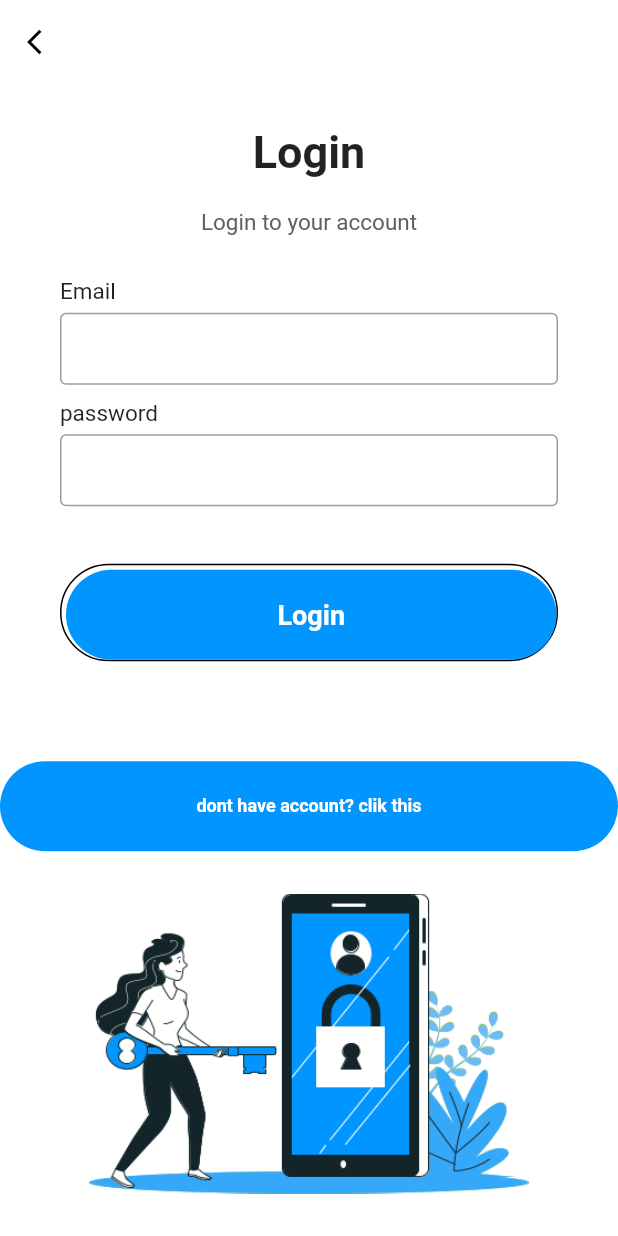
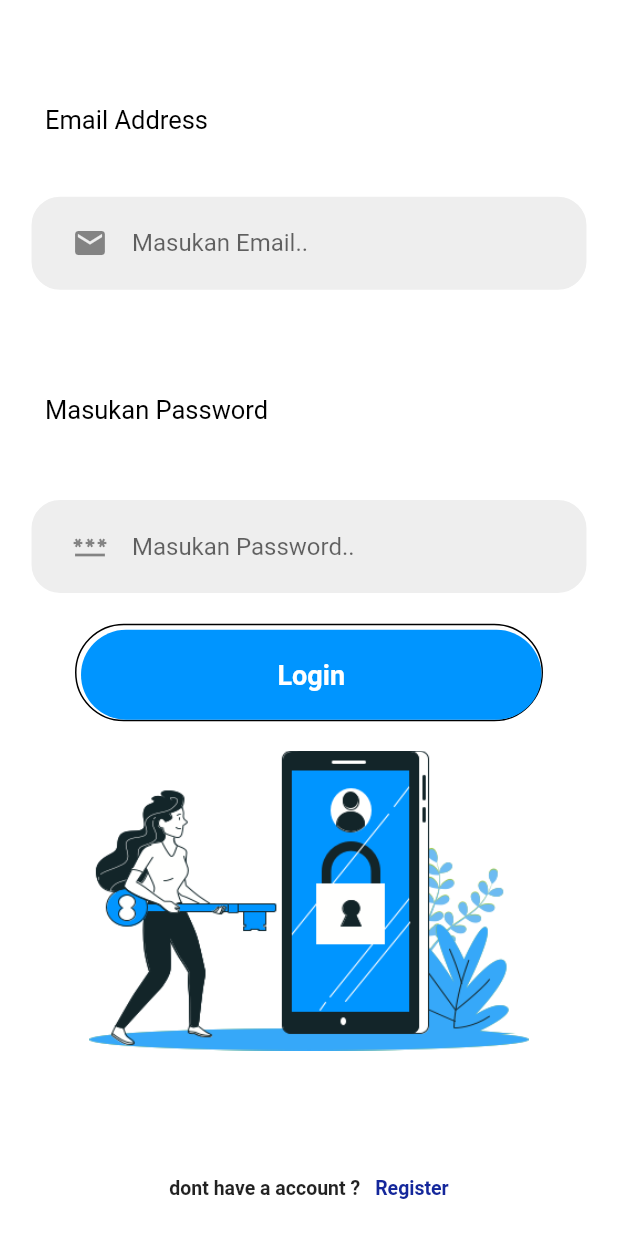
Before and after one commit to satria1cahyo2nugroho/flutter-capro, a Flutter app: the screen it shows after launch, after a tap on "Login", on a phone screen of 412 x 824 dp. Run offline on Flutter 3.47's test engine with Material 2 defaults, Android fonts, the light colour scheme and no system bars; our stand-ins replace convex_bottom_bar, flutter_svg, get, image_picker, page_transition, webview_flutter; missing offline and left inert: camera_camera, image_picker_for_web; network calls fail.

Commit message:
six commit

```diff
--- a/lib/page/login.dart
+++ b/lib/page/login.dart
@@ -13,6 +13,11 @@ class LoginPage extends StatefulWidget {
 }
 
 class _LoginPageState extends State<LoginPage> {
+  late String email;
+  late String password;
+
+  final _formState = GlobalKey<FormState>();
+
   final TextEditingController _emailController = TextEditingController();
   final TextEditingController _passwordController = TextEditingController();
 
@@ -20,23 +25,31 @@ class _LoginPageState extends State<LoginPage> {
     final String email = _emailController.text;
     final String password = _passwordController.text;
 
-    final http.Response response = await http.post(
-      'https://10.137.105.81:5000/sigin' as Uri ,
-      headers: <String, String>{
-        'Content-Type': 'application/json; charset=UTF-8',
-      },
-      body: jsonEncode(<String, String>{
-        'email': email,
-        'password': password,
-      }),
+    final response = await http.post(
+      Uri.parse('http://10.137.120.250:5000/signin'),
+      body: jsonEncode({'email': email, 'password': password}),
+      headers: {'Content-Type': 'application/json'},
     );
 
     if (response.statusCode == 200) {
-      final String token = jsonDecode(response.body)['token'];
-      // Use the token for subsequent API calls
+      // ignore: unused_local_variable
+      final Map<String, dynamic> responseData = json.decode(response.body);
+      // ignore: use_build_context_synchronously
+      await Navigator.pushReplacement(
+            context, MaterialPageRoute(builder: (context) => convexbottombar()));
     } else {
-      // Handle login error
+      final Map<String, dynamic> errorData = json.decode(response.body);
+      // ignore: unused_local_variable
+      final String errorMessage = errorData['message'];
+      // TODO: Display login error message
     }
+  }
+
+  bool passVisible = false;
+  @override
+  void initState() {
+    super.initState();
+    passVisible = true;
   }
 
 
@@ -44,24 +57,23 @@ class _LoginPageState extends State<LoginPage> {
 
   Widget build(BuildContext context) {
     return Scaffold(
-      resizeToAvoidBottomInset: false,
       backgroundColor: Colors.white,
-      appBar: AppBar(
-        elevation: 0,
-        brightness: Brightness.light,
-        backgroundColor: Colors.white,
-        leading: IconButton(
-          onPressed: () {
-            Navigator.pop(context);
-          },
-          icon: const Icon(Icons.arrow_back_ios,
-          size: 20,
-          color: Colors.black,),
-
-
+      body: Container(
+        margin: const EdgeInsets.symmetric(horizontal:10, vertical:20),
+        child: SingleChildScrollView(
+          child: Column(
+            children: [
+              const SizedBox(
+                height: 5,
               ),
+              Form(
+                key: _formState,
+                child: Column(
+                  children: [
+                    const SizedBox(
+                      height: 5,
                     ),
-      body: Container(
+      SizedBox(
         height: MediaQuery.of(context).size.height,
         width: double.infinity,
         child: Column(
@@ -70,32 +82,127 @@ class _LoginPageState extends State<LoginPage> {
             Expanded(child: Column(
               mainAxisAlignment: MainAxisAlignment.spaceEvenly,
               children: <Widget>[
-                Column(
-                  children: <Widget>[
-                    const Text("Login",
-                    style: TextStyle(fontSize: 30, fontWeight: FontWeight.bold),),
-                    const SizedBox(height: 20,),
-                    Text("Login to your account",
+                const SizedBox(height: 1),
+                    Padding(
+                      padding: const EdgeInsets.symmetric(horizontal: 20.0),
+                      child: Container(
+                        alignment: Alignment.centerLeft,
+                        child: const Text(
+                          "Email Address",
                           style: TextStyle(
-                      fontSize: 15,
-                    color:Colors.grey[700]),)
-                  ],
+                            fontSize: 17,
+                            color: Colors.black,
                           ),
+                        ),
+                      ),
+                    ),
+                const SizedBox(height: 1),
                     Padding(
-                  padding: const EdgeInsets.symmetric(horizontal: 40),
+                      padding: const EdgeInsets.symmetric(horizontal: 10.0),
+                      child: Container(
+                        padding: const EdgeInsets.all(7),
+                        decoration: BoxDecoration(
+                          color: Colors.grey[200],
+                          border: Border.all(color: Colors.white),
+                          borderRadius: BorderRadius.circular(20),
+                        ),
+                        child: Padding(
+                          padding: const EdgeInsets.only(left: 20.0),
                           child: Column(
-                    children: <Widget>[
-                      inputFile(
-                      label: "Email"),
-                     inputFile(
-                     label: "password", obscureText: true)
+                            children: [
+                              TextFormField(
+                                textInputAction: TextInputAction.done,
+                                obscureText: false,
+                                controller: _emailController,
+                                onChanged: (value) {
+                                  setState(() {
+                                    email = value;
+                                  });
+                                },
+                                validator: ((value) {
+                                  if (value == '') {
+                                    return "Mohon isi terlebih dahulu!";
+                                  }
+                                }),
+                                decoration: const InputDecoration(
+                                  icon: Icon(Icons.email),
+                                  border: InputBorder.none,
+                                  hintText: 'Masukan Email..',
+                                ),
+                              ),
                             ],
                           ),
                         ),
+                      ),
+                    ),
+                    const SizedBox(height: 30),
+                    Padding(
+                      padding: const EdgeInsets.symmetric(horizontal: 20.0),
+                      child: Container(
+                        alignment: Alignment.centerLeft,
+                        child: const Text(
+                          "Masukan Password",
+                          style: TextStyle(
+                            fontSize: 17,
+                            color: Colors.black,
+                          ),
+                        ),
+                      ),
+                    ),
+                const SizedBox(height: 10),
+                    Padding(
+                      padding: const EdgeInsets.symmetric(horizontal: 10.0),
+                      child: Container(
+                        padding: const EdgeInsets.all(7),
+                        decoration: BoxDecoration(
+                          color: Colors.grey[200],
+                          border: Border.all(color: Colors.white),
+                          borderRadius: BorderRadius.circular(20),
+                        ),
+                        child: Padding(
+                          padding: const EdgeInsets.only(left: 20.0),
+                          child: Column(
+                            children: [
+                              TextFormField(
+                                textInputAction: TextInputAction.done,
+                                obscureText: true,
+                                controller: _passwordController,
+                                onChanged: (value) {
+                                  setState(() {
+                                    password = value;
+                                  });
+                                },
+                                validator: ((value) {
+                                  if (value == '') {
+                                    return "Mohon isi terlebih dahulu!";
+                                  }
+                                }),
+                                decoration: const InputDecoration(
+                                  icon:  Icon(Icons.password),
+                                  border: InputBorder.none,
+                                  hintText: 'Masukan Password..',
+                                ),
+                              ),
+                            ],
+                          ),
+                        ),
+                      ),
+                    ),
+                //Padding(
+                 // padding: const EdgeInsets.symmetric(horizontal: 40),
+                 // child: Column(
+                  //  children: <Widget>[
+                   //   inputFile(
+                   //   label: "Email"),
+                    // inputFile(
+                    // label: "password", obscureText: true)
+                   // ],
+                  //),
+               // ),
                   Padding(padding:
                   const EdgeInsets.symmetric(horizontal: 40),
                   child: Container(
-                      padding: EdgeInsets.only(top: 3, left: 3),
+                      padding: const EdgeInsets.only(top: 3, left: 3),
                       decoration:
                         BoxDecoration(
                           borderRadius: BorderRadius.circular(50),
@@ -114,8 +221,7 @@ class _LoginPageState extends State<LoginPage> {
                         minWidth: double.infinity,
                         height: 60,
                         onPressed: (){
-                          //_login();
-                          Navigator.push(context, MaterialPageRoute(builder: (context)=> convexbottombar()));
+                          _login();
                         } ,
                         color: Color(0xff0095FF),
                         elevation: 0,
@@ -134,29 +240,6 @@ class _LoginPageState extends State<LoginPage> {
                       ),
                     ),
                   ),
-                  const SizedBox(height:10),
-                  MaterialButton(
-                    minWidth: double.infinity,
-                    height: 60,
-                    onPressed: (){
-                      Navigator.push(context, MaterialPageRoute(builder: (context)=> const RegisterView()));
-                    },
-                    color: Color(0xff0095FF),
-                    elevation: 0,
-                    shape: RoundedRectangleBorder(
-                      borderRadius: BorderRadius.circular(50)
-                    ),
-                    child: const Text(
-                      "dont have account? clik this",
-                      style: TextStyle(
-                        color: Colors.white,
-                        fontWeight: FontWeight.w600,
-                        fontSize: 12
-                      ),
-                    ),
-                  ),
-
-
                    Container(
                   padding: EdgeInsets.only(top: 100),
                   height: 200,
@@ -168,16 +251,55 @@ class _LoginPageState extends State<LoginPage> {
 
                   ),
                 ),
-
-
-
-
-
-              ],
-            ))
+                   const SizedBox(height: 10),
+                    InkWell(
+                      onTap:
+                      () {
+                        Navigator.push(
+                            context,
+                            MaterialPageRoute(
+                                builder: (context) => RegisterView()));
+                      },
+                      child: Container(
+                        margin: EdgeInsets.symmetric(vertical: 20),
+                        padding: EdgeInsets.all(15),
+                        alignment: Alignment.bottomCenter,
+                        child: Row(
+                          mainAxisAlignment: MainAxisAlignment.center,
+                          children: const [
+                            Text(
+                              'dont have a account ?',
+                              style: TextStyle(
+                                  fontSize: 13, fontWeight: FontWeight.w600),
+                            ),
+                            SizedBox(
+                              width: 10,
+                            ),
+                            Text(
+                              'Register',
+                              style: TextStyle(
+                                  color: Color(0xff14279B),
+                                  fontSize: 13,
+                                  fontWeight: FontWeight.w600),
+                            ),
                           ],
                         ),
                       ),
+                    ),
+                  ],
+                ),
+              ),
+              ],
+            )
+    )
+                  ]
+  )
+
+  )
+]
+ )
+ )
+ )
     );
   }
 
```
Also changed, not shown: lib/controller/controller.dart (+7 -7 lines), lib/controller/login_con.dart (+26 -0 lines), lib/page/register.dart (+9 -9 lines), 8 other files. Lines whose indentation alone changed are shown as unchanged.
